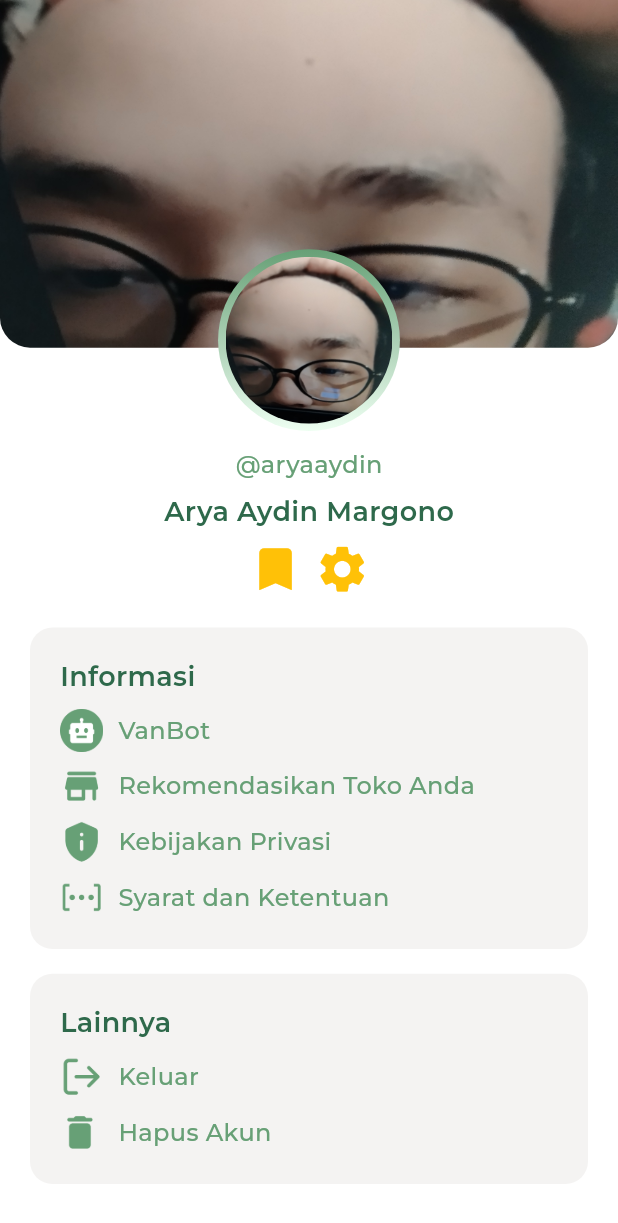
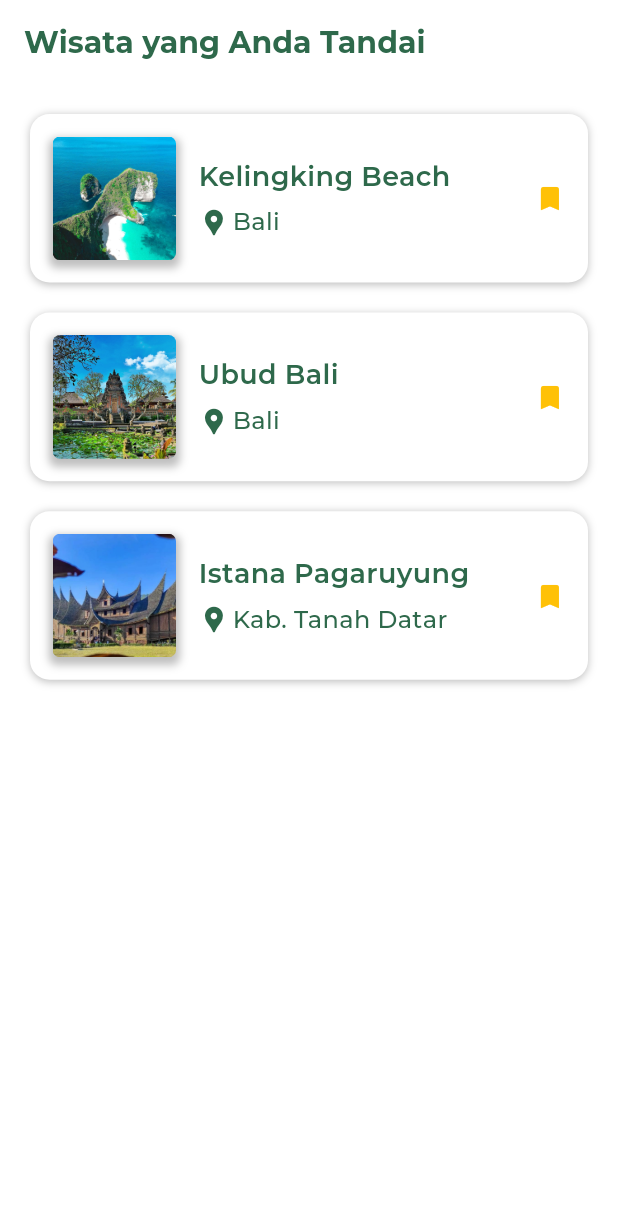
Before and after one commit to tatxha/vanira, a Flutter app: the screen it shows after launch, on a phone screen of 412 x 824 dp. Shown: the top 1223 px of the screen. Run offline on Flutter 3.47's test engine with Material 3 defaults, Android fonts, the phone set to English and light mode, and no system bars; project files that could hold a hidden picture were left out.

Commit message:
completed mark page

```diff
--- a/lib/main.dart
+++ b/lib/main.dart
@@ -1,6 +1,8 @@
 import 'package:flutter/material.dart';
 import 'package:vanira/pages/login_page.dart';
 import 'package:vanira/pages/profile_page.dart';
+import 'package:vanira/pages/mark_page.dart';
+import 'package:vanira/pages/home_page.dart';
 import 'package:vanira/pages/signup_page.dart';
 import 'package:vanira/pages/welcome_page.dart';
 
@@ -15,7 +17,7 @@ class MainApp extends StatelessWidget {
   Widget build(BuildContext context) {
     return MaterialApp(
       debugShowCheckedModeBanner: false,
-      home: ProfilePage(),
+      home: MarkPage(),
       theme: ThemeData(
         colorScheme: ColorScheme.fromSwatch().copyWith(
           primary: const Color(0xFFEEFFF2),
--- /dev/null
+++ b/lib/pages/mark_page.dart
@@ -0,0 +1,155 @@
+import 'package:flutter/material.dart';
+import 'package:vanira/main.dart';
+
+class TouristAttractionsData {
+  final String path;
+  final String name;
+  final String location;
+
+  TouristAttractionsData({
+    required this.path,
+    required this.name,
+    required this.location,
+  });
+}
+
+class MarkPage extends StatefulWidget {
+  const MarkPage({super.key});
+
+  @override
+  State<MarkPage> createState() => _MarkPageState();
+}
+
+class _MarkPageState extends State<MarkPage> with AppMixin {
+  final List<TouristAttractionsData> images = [
+    TouristAttractionsData(
+      path: 'assets/tourist_attractions/kelingking_beach.jpg',
+      name: 'Kelingking Beach',
+      location: 'Bali',
+    ),
+    TouristAttractionsData(
+      path: 'assets/tourist_attractions/ubud_bali.jpg',
+      name: 'Ubud Bali',
+      location: 'Bali',
+    ),
+    TouristAttractionsData(
+      path: 'assets/tourist_attractions/istana_pagaruyung.jpg',
+      name: 'Istana Pagaruyung',
+      location: 'Kab. Tanah Datar',
+    ),
+  ];
+
+  @override
+  Widget build(BuildContext context) {
+
+    return Scaffold(
+      appBar: AppBar(
+        title: Text(
+          "Wisata yang Anda Tandai",
+          style: TextStyle(
+            fontSize: 20,
+            fontWeight: bold,
+            color: Theme.of(context).colorScheme.onPrimary
+          ),
+        ),
+      ),
+      body: SingleChildScrollView(
+        child: Padding(
+          padding: const EdgeInsets.symmetric(horizontal: 20.0),
+          child: Column(
+            children: images.map((attractions_data) {
+              return Padding(
+                padding: const EdgeInsets.only(top: 20.0),
+                child: Container(
+                  decoration: BoxDecoration(
+                    color: Colors.white,
+                    borderRadius: BorderRadius.all(Radius.circular(13)),
+                    boxShadow: [
+                      BoxShadow(
+                        color: Colors.black.withOpacity(0.25),
+                        blurRadius: 4,
+                        offset: Offset(0, 1),
+                      )
+                    ]
+                  ),
+                  child: Padding(
+                    padding: const EdgeInsets.symmetric(vertical: 15.0, horizontal: 15.0),
+                    child: Row(
+                      mainAxisAlignment: MainAxisAlignment.spaceBetween,
+                      children: [
+                        Container(
+                          height: getScreenWidth(context) * 0.2,
+                          width: getScreenWidth(context) * 0.2,
+                          decoration: BoxDecoration(
+                            borderRadius: BorderRadius.all(Radius.circular(5)),
+                            boxShadow: [
+                              BoxShadow(
+                                color: Colors.black.withOpacity(0.25),
+                                spreadRadius: 2,
+                                blurRadius: 4,
+                                offset: Offset(0, 3),
+                              )
+                            ],
+                            image: DecorationImage(
+                              image: AssetImage(attractions_data.path),
+                              fit: BoxFit.cover
+                            )
+                          ),
+                        ),
+                        Expanded(
+                          child: Container(
+                            height: getScreenWidth(context) * 0.2,
+                            child: Padding(
+                              padding: const EdgeInsets.symmetric(horizontal: 15.0, vertical: 8.0),
+                              child: Column(
+                                crossAxisAlignment: CrossAxisAlignment.start,
+                                mainAxisAlignment: MainAxisAlignment.spaceEvenly,
+                                children: [
+                                  Text(
+                                    attractions_data.name,
+                                    style: TextStyle(
+                                      fontSize: 18,
+                                      fontWeight: semi,
+                                      color: Theme.of(context).colorScheme.onPrimary
+                                    ),
+                                  ),
+                                  Row(
+                                    children: [
+                                      Icon(
+                                        Icons.location_pin,
+                                        color: primaryIcon,
+                                        size: getScreenWidth(context) * 0.05,
+                                      ),
+                                      SizedBox(width: getScreenWidth(context) * 0.005,),
+                                      Text(
+                                        attractions_data.location,
+                                        style: TextStyle(
+                                          fontSize: 16,
+                                          fontWeight: medium,
+                                          color: Theme.of(context).colorScheme.onPrimary
+                                        ),
+                                      ),
+                                    ],
+                                  )
+                                ]
+                              ),
+                            ),
+                          ),
+                        ),
+                        Icon(
+                          Icons.bookmark_rounded,
+                          color: secondaryIcon,
+                          size: getScreenWidth(context) * 0.05,
+                        ),
+                      ],
+                    ),
+                  ),
+                ),
+              );
+            }).toList(),
+          ),
+        )
+      ),
+    );
+  }
+}
--- a/lib/pages/profile_page.dart
+++ b/lib/pages/profile_page.dart
@@ -129,7 +129,7 @@ class _ProfilePageState extends State<ProfilePage> with AppMixin{
                     crossAxisAlignment: CrossAxisAlignment.start,
                     children: [
                       Text(
-                        "Informasi",
+                        "bmasi",
                         style: TextStyle(
                           fontSize: 18,
                           fontWeight: semi,
--- a/pubspec.yaml
+++ b/pubspec.yaml
@@ -20,6 +20,7 @@ flutter:
   assets:
     - assets/icons/
     - assets/images/
+    - assets/tourist_attractions/
   fonts:
   - family: Montserrat
     fonts:
```
Also changed, not shown: assets/tourist_attractions/istana_pagaruyung.jpg (added), assets/tourist_attractions/kelingking_beach.jpg (added), assets/tourist_attractions/ubud_bali.jpg (added).
